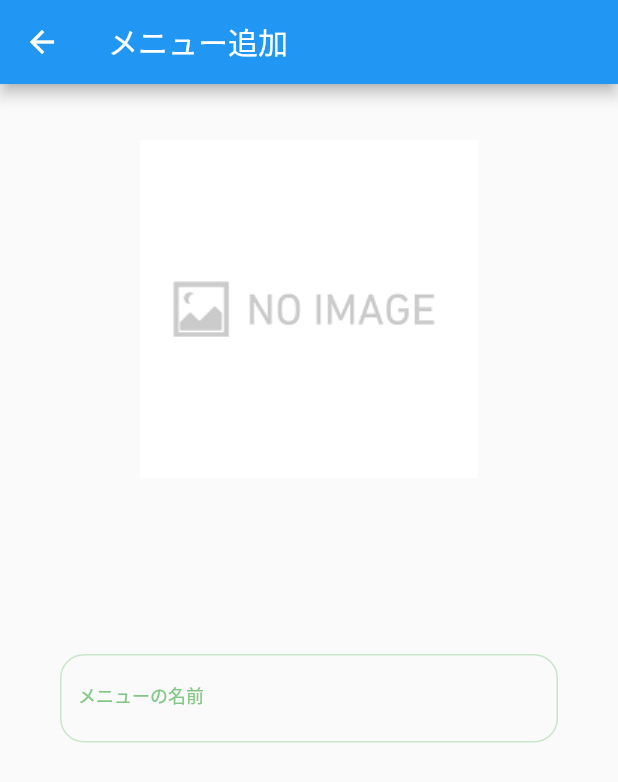
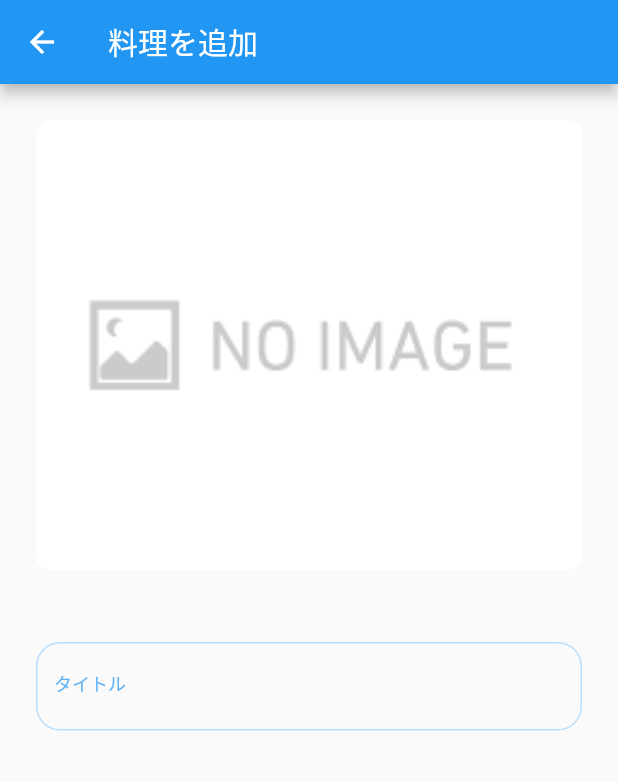
Before and after one commit to baekx/becos_kitchen, a Flutter app: the AddMenuScreen screen opened directly, on a phone screen of 412 x 824 dp. Shown: the top 782 px of the screen. Run offline on Flutter 3.47's test engine with Material 2 defaults, Android fonts, the phone set to English and light mode, and no system bars; our stand-ins replace cloud_firestore, firebase_core, flutter_rating_bar, freezed_annotation, image_picker; accounts and stored records are empty.

Commit message:
add_menuディレクトリ作成

```diff
--- a/lib/screen/add_menu.dart
+++ /dev/null
@@ -1,68 +0,0 @@
-import 'dart:io';
-
-import 'package:flutter/material.dart';
-
-class AddMenuScreen extends StatelessWidget {
-  const AddMenuScreen({Key? key, this.image}) : super(key: key);
-  final File? image;
-
-  @override
-  Widget build(BuildContext context) {
-    return Scaffold(
-      appBar: AppBar(
-        title: Text("メニュー追加"),
-      ),
-      resizeToAvoidBottomInset: false,
-      body: Column(
-        children: [
-          MenuImage(imagePath: image),
-          TitleTextField(),
-        ],
-      ),
-    );
-  }
-}
-
-class MenuImage extends StatelessWidget {
-  const MenuImage({Key? key, this.imagePath}) : super(key: key);
-  final File? imagePath;
-
-  @override
-  Widget build(BuildContext context) {
-    return Container(
-        width: 300,
-        height: 300,
-        child: imagePath != null
-            ? Image(image: FileImage(imagePath!))
-            : Image(image: AssetImage("assets/images/noImage.png")));
-  }
-}
-
-class TitleTextField extends StatelessWidget {
-  const TitleTextField({
-    Key? key,
-  }) : super(key: key);
-
-  @override
-  Widget build(BuildContext context) {
-    return Padding(
-      padding: const EdgeInsets.only(
-        left: 40.0,
-        top: 80.0,
-        right: 40.0,
-      ),
-      child: TextFormField(
-        decoration: InputDecoration(
-            focusedBorder: OutlineInputBorder(
-                borderRadius: BorderRadius.circular(16),
-                borderSide: BorderSide(color: Colors.green, width: 2.0)),
-            labelStyle: TextStyle(fontSize: 12, color: Colors.green[300]),
-            labelText: "メニューの名前",
-            floatingLabelStyle: TextStyle(fontSize: 12),
-            enabledBorder: OutlineInputBorder(
-                borderRadius: BorderRadius.circular(16),
-                borderSide: BorderSide(color: Colors.green[100]!, width: 1.0))),
-      ),
-    );
-  }
-}
--- /dev/null
+++ b/lib/screen/add_menu/add_menu.dart
@@ -0,0 +1,27 @@
+import 'dart:io';
+
+import 'package:becos_kitchen/screen/add_menu/menu_image.dart';
+import 'package:becos_kitchen/screen/add_menu/menu_title.dart';
+import 'package:flutter/material.dart';
+
+class AddMenuScreen extends StatelessWidget {
+  const AddMenuScreen({Key? key, this.image}) : super(key: key);
+  final File? image;
+
+  @override
+  Widget build(BuildContext context) {
+    return Scaffold(
+      appBar: AppBar(
+        title: Text("料理を追加"),
+      ),
+      resizeToAvoidBottomInset: false,
+      body: Column(
+        mainAxisSize: MainAxisSize.max,
+        children: [
+          MenuImage(imagePath: image),
+          MenuTitle(),
+        ],
+      ),
+    );
+  }
+}
--- /dev/null
+++ b/lib/screen/add_menu/menu_image.dart
@@ -0,0 +1,26 @@
+import 'dart:io';
+
+import 'package:flutter/material.dart';
+
+class MenuImage extends StatelessWidget {
+  const MenuImage({Key? key, this.imagePath}) : super(key: key);
+  final File? imagePath;
+
+  @override
+  Widget build(BuildContext context) {
+    return Padding(
+      padding: const EdgeInsets.all(24.0),
+      child: SizedBox(
+        width: double.infinity,
+        height: 300,
+        child: ClipRRect(
+            borderRadius: BorderRadius.all(Radius.circular(10)),
+            child: imagePath != null
+                ? Image(image: FileImage(imagePath!), fit: BoxFit.cover)
+                : Image(
+                    image: AssetImage("assets/images/noImage.png"),
+                    fit: BoxFit.cover)),
+      ),
+    );
+  }
+}
--- /dev/null
+++ b/lib/screen/add_menu/menu_title.dart
@@ -0,0 +1,30 @@
+import 'package:flutter/material.dart';
+
+class MenuTitle extends StatelessWidget {
+  const MenuTitle({
+    Key? key,
+  }) : super(key: key);
+
+  @override
+  Widget build(BuildContext context) {
+    return Padding(
+      padding: const EdgeInsets.only(
+        left: 24.0,
+        top: 24.0,
+        right: 24.0,
+      ),
+      child: TextFormField(
+        decoration: InputDecoration(
+            focusedBorder: OutlineInputBorder(
+                borderRadius: BorderRadius.circular(16),
+                borderSide: BorderSide(color: Colors.blue, width: 2.0)),
+            labelStyle: TextStyle(fontSize: 12, color: Colors.blue[300]),
+            labelText: "タイトル",
+            floatingLabelStyle: TextStyle(fontSize: 14),
+            enabledBorder: OutlineInputBorder(
+                borderRadius: BorderRadius.circular(16),
+                borderSide: BorderSide(color: Colors.blue[100]!, width: 1.0))),
+      ),
+    );
+  }
+}
--- a/lib/screen/main.dart
+++ b/lib/screen/main.dart
@@ -1,7 +1,7 @@
 import 'dart:io';
 
 import 'package:becos_kitchen/component/expandable_fab.dart';
-import 'package:becos_kitchen/screen/add_menu.dart';
+import 'package:becos_kitchen/screen/add_menu/add_menu.dart';
 import 'package:firebase_core/firebase_core.dart';
 import 'package:flutter/material.dart';
 import 'package:image_picker/image_picker.dart';
```
